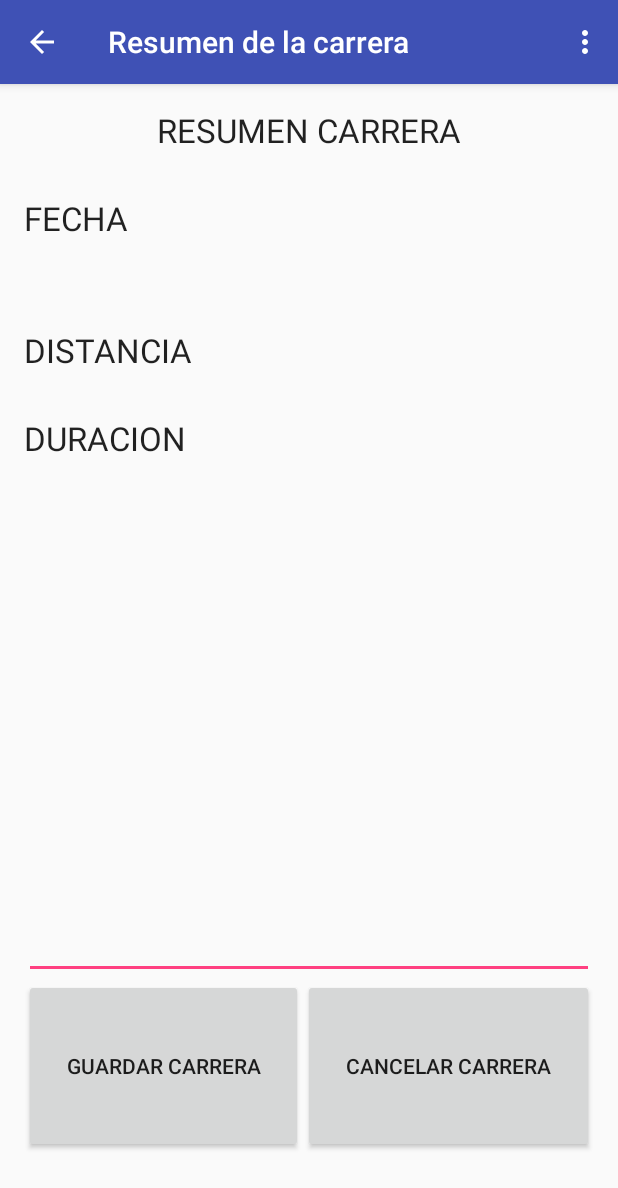
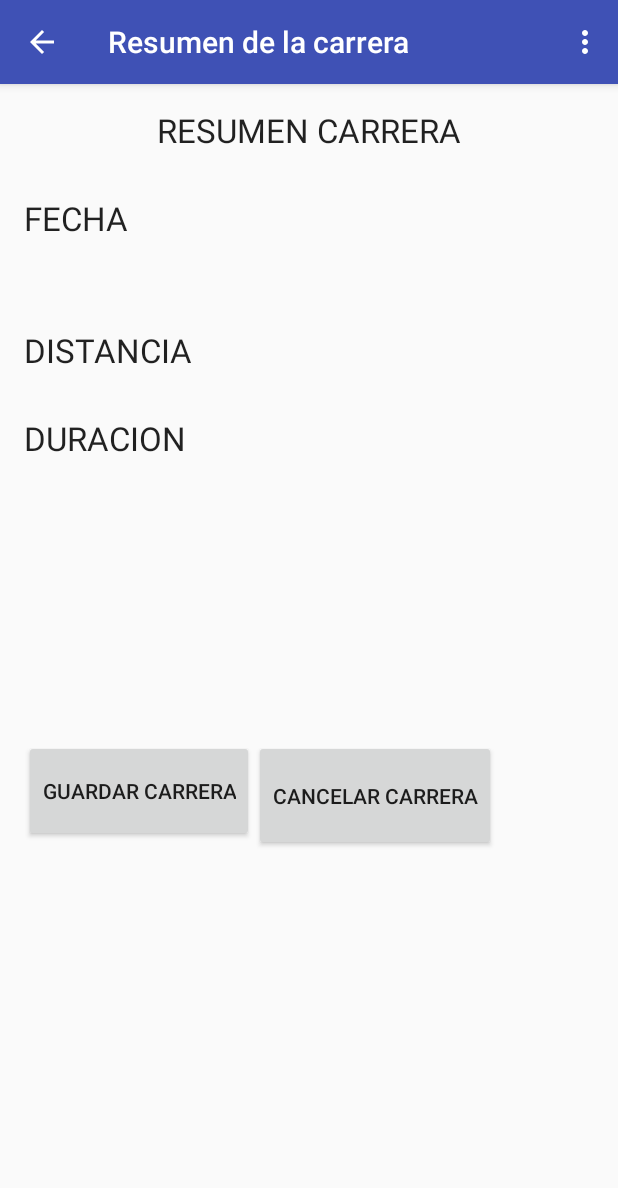
Before and after one commit to LaraFranklin/TrackingApp, an Android app: the ResumenCarrera screen opened directly, with no data from a screen before it, on a phone screen of 412 x 824 dp. Shown: the top 1188 px of the screen. Run offline under Robolectric (Android 15) with nearby library versions, the phone set to English and light mode, and no system bars.

```diff
--- a/myMapa/app/src/main/java/com/rawals/mymapa/MapsActivity.java
+++ b/myMapa/app/src/main/java/com/rawals/mymapa/MapsActivity.java
@@ -188,14 +188,18 @@ public class MapsActivity extends FragmentActivity implements OnMapReadyCallback
                 if (map.getMapType() == GoogleMap.MAP_TYPE_NORMAL) {
 
                     map.setMapType(GoogleMap.MAP_TYPE_SATELLITE);
+                    Toast.makeText(MapsActivity.this, "MAPA SATELITE", Toast.LENGTH_LONG).show();
+
 
                 } else if (map.getMapType() == GoogleMap.MAP_TYPE_SATELLITE) {
 
                     map.setMapType(GoogleMap.MAP_TYPE_HYBRID);
+                    Toast.makeText(MapsActivity.this, "MAPA HIBRIDO", Toast.LENGTH_LONG).show();
 
                 } else if (map.getMapType() == GoogleMap.MAP_TYPE_HYBRID){
 
                     map.setMapType(GoogleMap.MAP_TYPE_NORMAL);
+                    Toast.makeText(MapsActivity.this, "MAPA NORMAL", Toast.LENGTH_LONG).show();
 
                 }
 
--- a/myMapa/app/src/main/res/layout/activity_maps.xml
+++ b/myMapa/app/src/main/res/layout/activity_maps.xml
@@ -3,6 +3,7 @@
     android:id="@+id/mapLayout"
     android:layout_width="match_parent"
     android:layout_height="match_parent"
+    android:background="@android:color/transparent"
     android:orientation="vertical">
 
     <fragment xmlns:android="http://schemas.android.com/apk/res/android"
@@ -92,9 +93,8 @@
         android:layout_height="wrap_content"
         android:id="@+id/btipomapa"
         android:src="@drawable/maptype"
-        android:layout_alignParentTop="true"
-        android:layout_alignParentLeft="true"
-        android:layout_alignParentStart="true" />
+        android:layout_below="@+id/textdis"
+        android:layout_centerHorizontal="true" />
 
     <TextView
         android:layout_width="wrap_content"
--- a/myMapa/app/src/main/res/layout/activity_resumen_carrera.xml
+++ b/myMapa/app/src/main/res/layout/activity_resumen_carrera.xml
@@ -34,9 +34,8 @@
         <LinearLayout
             android:orientation="horizontal"
             android:layout_width="match_parent"
-            android:layout_height="wrap_content"
+            android:layout_height="392dp"
             android:layout_gravity="center_horizontal"
-            android:layout_weight="0.70"
             android:weightSum="1">
 
             <LinearLayout
@@ -149,37 +148,21 @@
         </LinearLayout>
 
         <LinearLayout
-            android:orientation="vertical"
+            android:orientation="horizontal"
             android:layout_width="match_parent"
             android:layout_height="wrap_content"
             android:layout_gravity="center_horizontal">
 
-            <EditText
-                android:layout_width="match_parent"
-                android:layout_height="70dp"
-                android:id="@+id/editText"
-                android:layout_gravity="center_horizontal" />
-        </LinearLayout>
-
-        <LinearLayout
-            android:orientation="horizontal"
-            android:layout_width="match_parent"
-            android:layout_height="49dp"
-            android:layout_gravity="center_horizontal"
-            android:layout_weight="0.19">
-
             <Button
                 android:layout_width="wrap_content"
-                android:layout_height="match_parent"
+                android:layout_height="68dp"
                 android:text="GUARDAR CARRERA"
                 android:id="@+id/bguardar"
-                android:layout_weight="1"
                 android:layout_gravity="right" />
 
             <Button
                 android:layout_width="wrap_content"
-                android:layout_height="match_parent"
-                android:layout_weight="1"
+                android:layout_height="74dp"
                 android:text="CANCELAR CARRERA"
                 android:id="@+id/bcancelar"
                 android:layout_gravity="left" />
```
